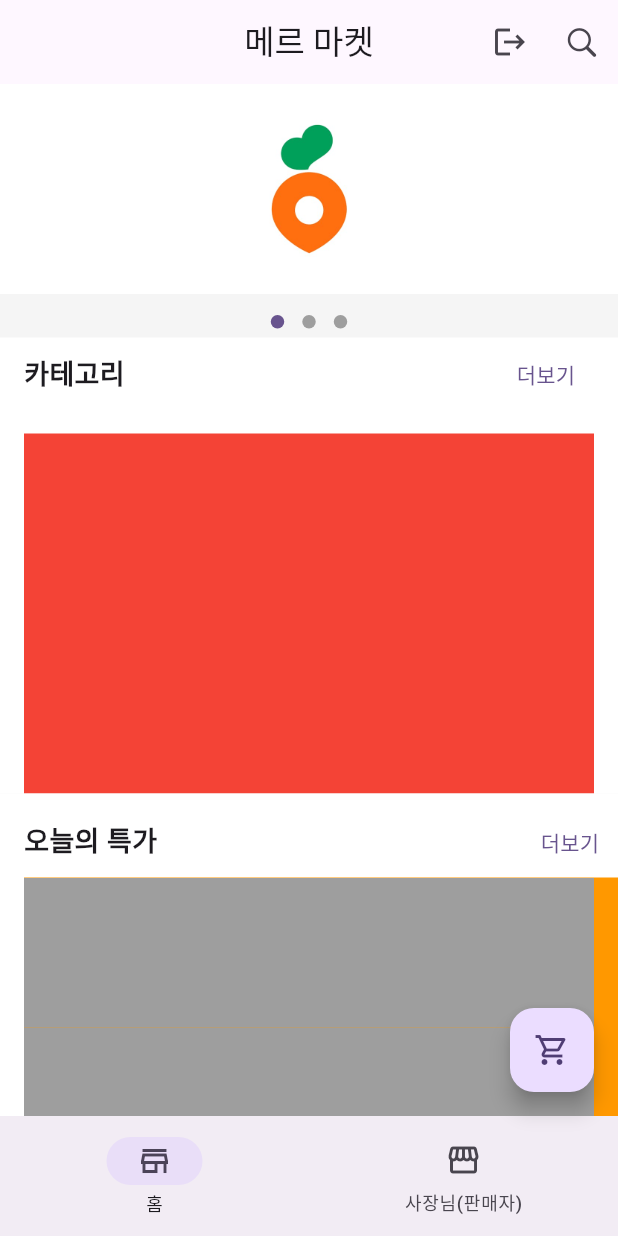
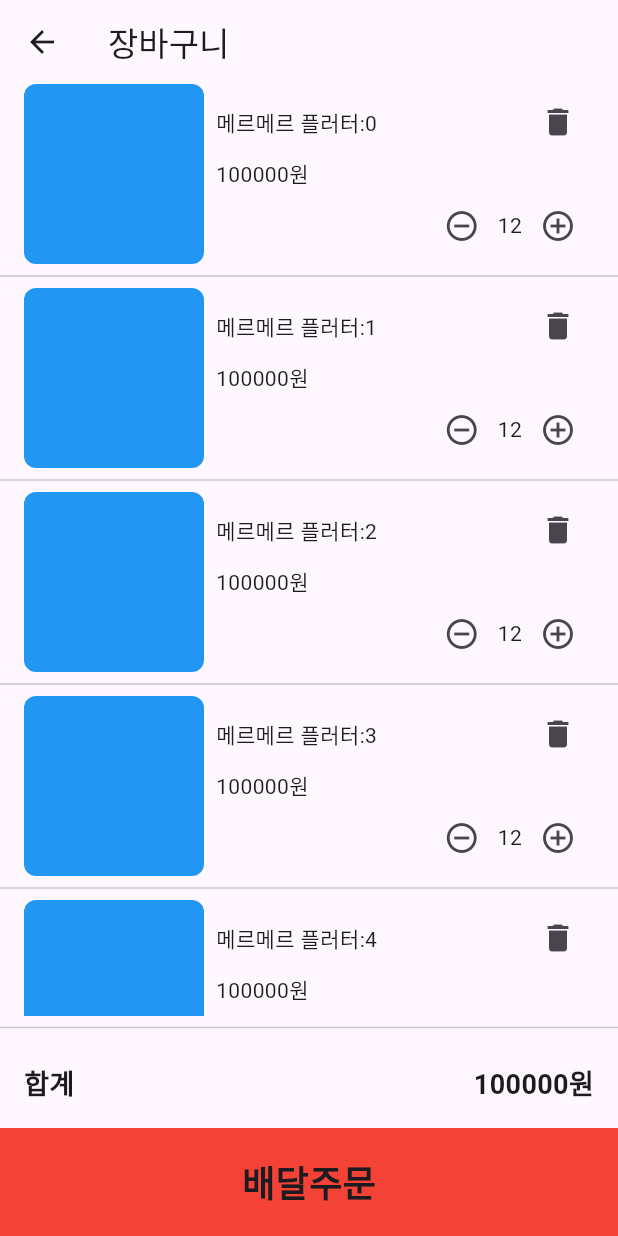
Before and after one commit to mincoln419/market_app, a Flutter app: the screen it shows after launch, after a tap on the "shopping cart" icon, on a phone screen of 412 x 824 dp. Run offline on Flutter 3.47's test engine with Material 3 defaults, Android fonts, the light colour scheme and no system bars; drawn by our look-alikes of dots_indicator; our stand-ins replace firebase_core; accounts and stored records are empty.

Commit message:
cart screen impl

```diff
--- /dev/null
+++ b/lib/home/cart_screen.dart
@@ -0,0 +1,117 @@
+import 'package:flutter/cupertino.dart';
+import 'package:flutter/material.dart';
+
+class CartScreen extends StatefulWidget {
+  const CartScreen({super.key});
+
+  @override
+  State<CartScreen> createState() => _CartScreenState();
+}
+
+class _CartScreenState extends State<CartScreen> {
+  @override
+  Widget build(BuildContext context) {
+    return Scaffold(
+      appBar: AppBar(
+        title: Text('장바구니'),
+      ),
+      body: Column(
+        children: [
+          Expanded(
+            child: ListView.separated(
+              itemBuilder: (context, index) {
+                return Container(
+                  padding: EdgeInsets.symmetric(
+                    horizontal: 16,
+                  ),
+                  child: Row(
+                    children: [
+                      Container(
+                        height: 120,
+                        width: 120,
+                        decoration: BoxDecoration(
+                            color: Colors.blue,
+                            borderRadius: BorderRadius.circular(8)),
+                      ),
+                      Expanded(
+                          child: Padding(
+                        padding: const EdgeInsets.only(left: 8.0),
+                        child: Column(
+                          crossAxisAlignment: CrossAxisAlignment.start,
+                          children: [
+                            Row(
+                              mainAxisAlignment: MainAxisAlignment.spaceBetween,
+                              children: [
+                                Text('메르메르 플러터:$index'),
+                                IconButton(
+                                  onPressed: () {},
+                                  icon: Icon(Icons.delete),
+                                ),
+                              ],
+                            ),
+                            Text("100000원"),
+                            Row(
+                              mainAxisAlignment: MainAxisAlignment.end,
+                              children: [
+                                IconButton(
+                                  onPressed: () {},
+                                  icon: Icon(Icons.remove_circle_outline),
+                                ),
+                                Text('12'),
+                                IconButton(
+                                  onPressed: () {},
+                                  icon: Icon(Icons.add_circle_outline),
+                                )
+                              ],
+                            )
+                          ],
+                        ),
+                      ))
+                    ],
+                  ),
+                );
+              },
+              separatorBuilder: (context, _) => Divider(),
+              itemCount: 10,
+            ),
+          ),
+          const Divider(),
+          Container(
+            padding: const EdgeInsets.symmetric(horizontal: 16, vertical: 16),
+            child: const Row(
+              mainAxisAlignment: MainAxisAlignment.spaceBetween,
+              children: [
+                Text(
+                  '합계',
+                  style: TextStyle(
+                    fontWeight: FontWeight.bold,
+                    fontSize: 18,
+                  ),
+                ),
+                Text(
+                  '100000원',
+                  style: TextStyle(
+                    fontWeight: FontWeight.bold,
+                    fontSize: 18,
+                  ),
+                )
+              ],
+            ),
+          ),
+          Container(
+            height: 72,
+            decoration: BoxDecoration(
+              color: Colors.red,
+            ),
+            child: Center(
+              child: Text(
+                '배달주문',
+                style: TextStyle(fontSize: 24, fontWeight: FontWeight.bold),
+              ),
+            ),
+          )
+        ],
+      ),
+    );
+  }
+}
--- a/lib/home/home_screen.dart
+++ b/lib/home/home_screen.dart
@@ -1,5 +1,6 @@
 import 'package:flutter/cupertino.dart';
 import 'package:flutter/material.dart';
+import 'package:market_app/home/cart_screen.dart';
 import 'package:market_app/home/widgets/home_widget.dart';
 import 'package:market_app/home/widgets/seller_widget.dart';
 
@@ -22,8 +23,8 @@ class _HomeScreenState extends State<HomeScreen> {
         centerTitle: true,
         actions: [
           IconButton(onPressed: () {}, icon: Icon(Icons.logout)),
-          if(_menuIndex == 0)
-          IconButton(onPressed: () {}, icon: Icon(CupertinoIcons.search)),
+          if (_menuIndex == 0)
+            IconButton(onPressed: () {}, icon: Icon(CupertinoIcons.search)),
         ],
       ),
       body: IndexedStack(
@@ -35,11 +36,17 @@ class _HomeScreenState extends State<HomeScreen> {
       ),
       floatingActionButton: switch (_menuIndex) {
         0 => FloatingActionButton(
-          child: const Icon(Icons.shopping_cart_outlined),
-            onPressed: () {},
+            child: const Icon(Icons.shopping_cart_outlined),
+            onPressed: () {
+              Navigator.of(context).push(
+                MaterialPageRoute(
+                  builder: (context) => const CartScreen(),
+                ),
+              );
+            },
           ),
         1 => FloatingActionButton(
-          child: const Icon(Icons.add),
+            child: const Icon(Icons.add),
             onPressed: () {},
           ),
         int() => null,
--- a/lib/home/product_detail_screen.dart
+++ b/lib/home/product_detail_screen.dart
@@ -103,8 +103,12 @@ class _ProductDetailScreenState extends State<ProductDetailScreen> {
                       children: [
                         const TabBar(
                           tabs: [
-                              Tab(text: '제품상세',),
-                              Tab(text: '리뷰',),
+                            Tab(
+                              text: '제품상세',
+                            ),
+                            Tab(
+                              text: '리뷰',
+                            ),
                           ],
                         ),
                         Container(
@@ -121,8 +125,26 @@ class _ProductDetailScreenState extends State<ProductDetailScreen> {
                           ),
                         ),
                       ],
-                      ),)
+                    ),
+                  )
                 ],
+              ),
+            ),
+          ),
+          GestureDetector(
+            child: Container(
+              height: 72,
+              decoration: BoxDecoration(
+                color: Colors.red[100],
+              ),
+              child: Center(
+                child: Text(
+                  '장바구니',
+                  style: TextStyle(
+                    fontWeight: FontWeight.bold,
+                    fontSize: 24,
+                  ),
+                ),
               ),
             ),
           )
```
Lines whose indentation alone changed are shown as unchanged.
